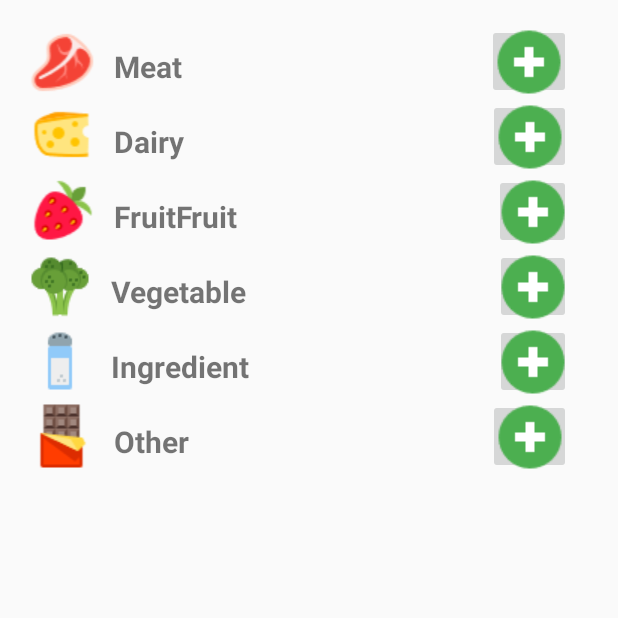
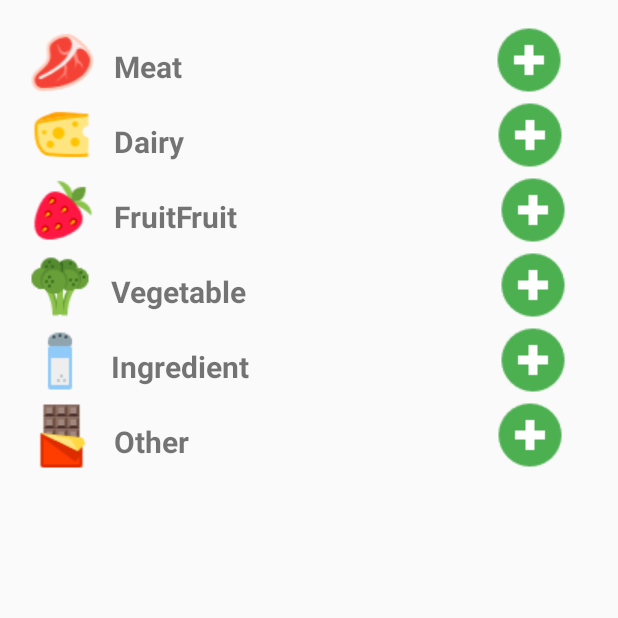
Before and after one commit to yangxk15/PantryPlanner, an Android app: the fragment ShoppingListFragment shown on its own in the app's theme, on a phone screen of 412 x 824 dp, the top half of it. Run offline under Robolectric (Android 15) with nearby library versions, the phone set to English and light mode, and no system bars.

Commit message:
add button background changed

```diff
--- a/app/src/main/res/layout/fragment_shopping_list.xml
+++ b/app/src/main/res/layout/fragment_shopping_list.xml
@@ -58,7 +58,8 @@
                     android:id="@+id/shop_add_meat"
                     android:layout_weight="1"
                     android:layout_marginRight="15dp"
-                    android:layout_alignParentRight="true"/>
+                    android:layout_alignParentRight="true"
+                    android:background="#00000000"/>
 
             </LinearLayout>
 
@@ -101,7 +102,8 @@
                     android:id="@+id/shop_add_dairy"
                     android:layout_weight="1"
                     android:layout_marginRight="15dp"
-                    android:layout_alignParentRight="true"/>
+                    android:layout_alignParentRight="true"
+                    android:background="#00000000"/>
 
 
             </LinearLayout>
@@ -144,7 +146,8 @@
                     android:id="@+id/shop_add_fruit"
                     android:layout_weight="1"
                     android:layout_marginRight="15dp"
-                    android:layout_alignParentRight="true"/>
+                    android:layout_alignParentRight="true"
+                    android:background="#00000000"/>
 
             </LinearLayout>
 
@@ -188,7 +191,8 @@
                     android:id="@+id/shop_add_veggie"
                     android:layout_weight="1"
                     android:layout_marginRight="15dp"
-                    android:layout_alignParentRight="true"/>
+                    android:layout_alignParentRight="true"
+                    android:background="#00000000"/>
 
             </LinearLayout>
 
@@ -229,7 +233,8 @@
                     android:id="@+id/shop_add_ingredient"
                     android:layout_weight="1"
                     android:layout_marginRight="15dp"
-                    android:layout_alignParentRight="true"/>
+                    android:layout_alignParentRight="true"
+                    android:background="#00000000"/>
 
             </LinearLayout>
 
@@ -271,7 +276,8 @@
                     android:id="@+id/shop_add_other"
                     android:layout_weight="1"
                     android:layout_marginRight="15dp"
-                    android:layout_alignParentRight="true"/>
+                    android:layout_alignParentRight="true"
+                    android:background="#00000000"/>
 
 
             </LinearLayout>
--- a/app/src/main/res/layout/list_meal_plan_date.xml
+++ b/app/src/main/res/layout/list_meal_plan_date.xml
@@ -28,7 +28,8 @@
             app:srcCompat="@drawable/plus"
             android:layout_weight="1"
             android:layout_marginRight="15dp"
-            android:layout_alignParentRight="true"/>
+            android:layout_alignParentRight="true"
+            android:background="#00000000"/>
 
 
     </LinearLayout>
```
Also changed, not shown: app/src/main/res/layout/list_pantry.xml (+5 -3 lines).
